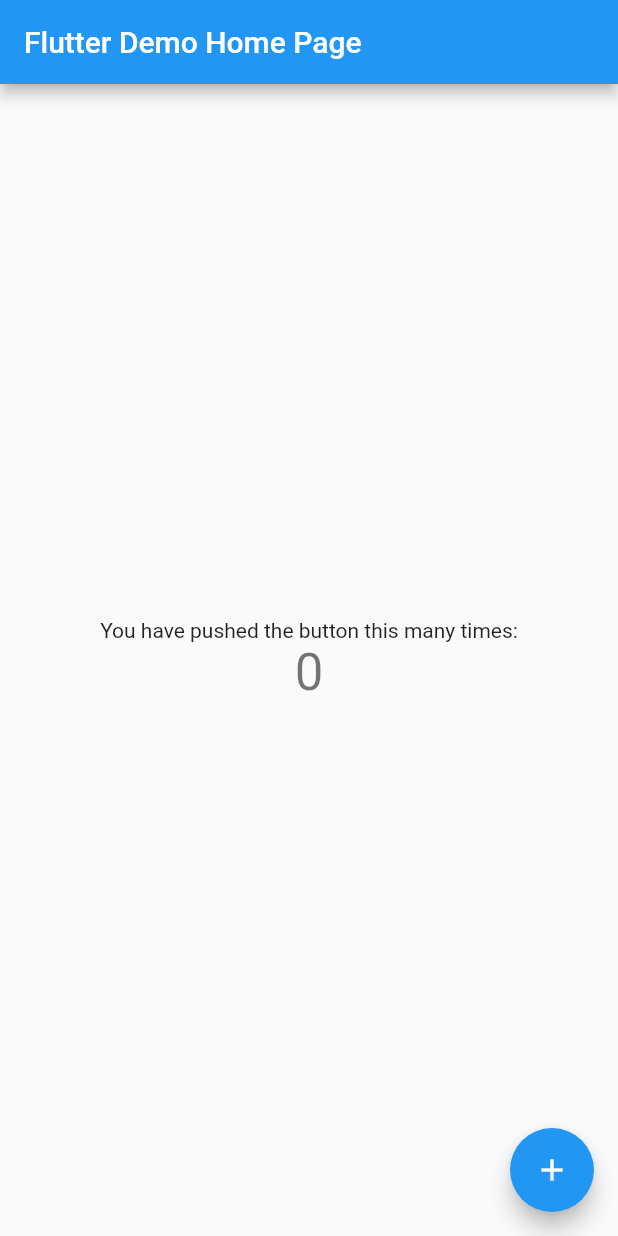
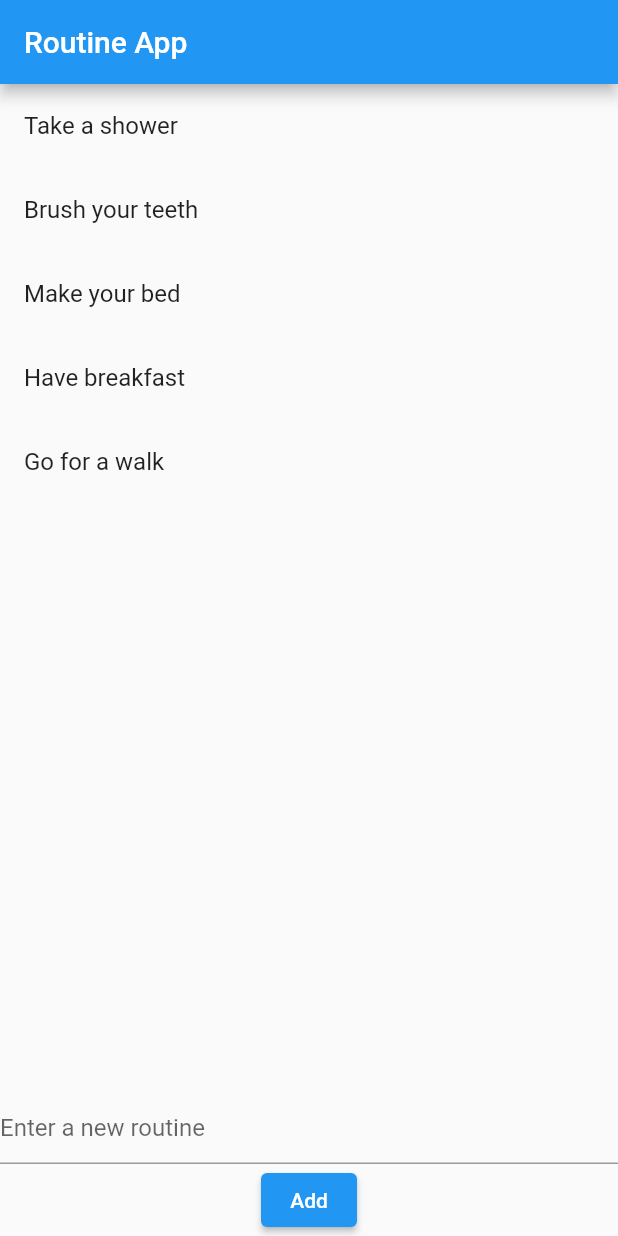
Before and after one commit to dm0114/test, a Flutter app: the screen it shows after launch, on a phone screen of 412 x 824 dp. Run offline on Flutter 3.47's test engine with Material 2 defaults, Android fonts, the light colour scheme and no system bars; our stand-ins replace shared_preferences.

Commit message:
feat: add default routine

```diff
--- a/lib/main.dart
+++ b/lib/main.dart
@@ -1,115 +1,108 @@
+import 'dart:convert';
 import 'package:flutter/material.dart';
+import 'package:shared_preferences/shared_preferences.dart';
 
-void main() {
-  runApp(const MyApp());
-}
+void main() => runApp(MyApp());
 
 class MyApp extends StatelessWidget {
-  const MyApp({super.key});
-
-  // This widget is the root of your application.
   @override
   Widget build(BuildContext context) {
     return MaterialApp(
-      title: 'Flutter Demo',
+      title: 'Routine App',
       theme: ThemeData(
-        // This is the theme of your application.
-        //
-        // Try running your application with "flutter run". You'll see the
-        // application has a blue toolbar. Then, without quitting the app, try
-        // changing the primarySwatch below to Colors.green and then invoke
-        // "hot reload" (press "r" in the console where you ran "flutter run",
-        // or simply save your changes to "hot reload" in a Flutter IDE).
-        // Notice that the counter didn't reset back to zero; the application
-        // is not restarted.
         primarySwatch: Colors.blue,
       ),
-      home: const MyHomePage(title: 'Flutter Demo Home Page'),
+      home: RoutineListPage(),
     );
   }
 }
 
-class MyHomePage extends StatefulWidget {
-  const MyHomePage({super.key, required this.title});
+class RoutineListPage extends StatefulWidget {
+  @override
+  _RoutineListPageState createState() => _RoutineListPageState();
+}
 
-  // This widget is the home page of your application. It is stateful, meaning
-  // that it has a State object (defined below) that contains fields that affect
-  // how it looks.
-
-  // This class is the configuration for the state. It holds the values (in this
-  // case the title) provided by the parent (in this case the App widget) and
-  // used by the build method of the State. Fields in a Widget subclass are
-  // always marked "final".
-
-  final String title;
+class _RoutineListPageState extends State<RoutineListPage> {
+  final _textController = TextEditingController();
+  List<String> _routines = [];
 
   @override
-  State<MyHomePage> createState() => _MyHomePageState();
-}
-
-class _MyHomePageState extends State<MyHomePage> {
-  int _counter = 0;
-
-  void _incrementCounter() {
-    setState(() {
-      // This call to setState tells the Flutter framework that something has
-      // changed in this State, which causes it to rerun the build method below
-      // so that the display can reflect the updated values. If we changed
-      // _counter without calling setState(), then the build method would not be
-      // called again, and so nothing would appear to happen.
-      _counter++;
-    });
+  void initState() {
+    super.initState();
+    _loadRoutines();
   }
 
   @override
   Widget build(BuildContext context) {
-    // This method is rerun every time setState is called, for instance as done
-    // by the _incrementCounter method above.
-    //
-    // The Flutter framework has been optimized to make rerunning build methods
-    // fast, so that you can just rebuild anything that needs updating rather
-    // than having to individually change instances of widgets.
     return Scaffold(
       appBar: AppBar(
-        // Here we take the value from the MyHomePage object that was created by
-        // the App.build method, and use it to set our appbar title.
-        title: Text(widget.title),
+        title: Text('Routine App'),
       ),
-      body: Center(
-        // Center is a layout widget. It takes a single child and positions it
-        // in the middle of the parent.
-        child: Column(
-          // Column is also a layout widget. It takes a list of children and
-          // arranges them vertically. By default, it sizes itself to fit its
-          // children horizontally, and tries to be as tall as its parent.
-          //
-          // Invoke "debug painting" (press "p" in the console, choose the
-          // "Toggle Debug Paint" action from the Flutter Inspector in Android
-          // Studio, or the "Toggle Debug Paint" command in Visual Studio Code)
-          // to see the wireframe for each widget.
-          //
-          // Column has various properties to control how it sizes itself and
-          // how it positions its children. Here we use mainAxisAlignment to
-          // center the children vertically; the main axis here is the vertical
-          // axis because Columns are vertical (the cross axis would be
-          // horizontal).
-          mainAxisAlignment: MainAxisAlignment.center,
-          children: <Widget>[
-            const Text(
-              'You have pushed the button this many times:',
+      body: Column(
+        children: <Widget>[
+          Expanded(
+            child: ListView.builder(
+              itemCount: _routines.length,
+              itemBuilder: (context, index) {
+                return Dismissible(
+                  key: Key(_routines[index]),
+                  background: Container(
+                    color: Colors.red,
+                  ),
+                  onDismissed: (direction) {
+                    setState(() {
+                      _routines.removeAt(index);
+                      _saveRoutines();
+                    });
+                  },
+                  child: ListTile(
+                    title: Text(_routines[index]),
+                  ),
+                );
+              },
             ),
-            Text(
-              '$_counter',
-              style: Theme.of(context).textTheme.headlineMedium,
+          ),
+          TextField(
+            controller: _textController,
+            decoration: InputDecoration(
+              hintText: 'Enter a new routine',
             ),
-          ],
-        ),
+          ),
+          ElevatedButton(
+            child: Text('Add'),
+            onPressed: () {
+              setState(() {
+                _routines.add(_textController.text);
+                _textController.clear();
+                _saveRoutines();
+              });
+            },
+          ),
+        ],
       ),
-      floatingActionButton: FloatingActionButton(
-        onPressed: _incrementCounter,
-        tooltip: 'Increment',
-        child: const Icon(Icons.add),
-      ), // This trailing comma makes auto-formatting nicer for build methods.
     );
   }
+
+  Future<void> _loadRoutines() async {
+    final prefs = await SharedPreferences.getInstance();
+    List<String> routines = prefs.getStringList('routines') ?? [];
+    setState(() {
+      if (routines == null || routines.isEmpty) {
+        routines = [
+          'Take a shower',
+          'Brush your teeth',
+          'Make your bed',
+          'Have breakfast',
+          'Go for a walk',
+        ];
+      }
+      _routines = routines;
+      _saveRoutines();
+    });
+  }
+
+  Future<void> _saveRoutines() async {
+    final prefs = await SharedPreferences.getInstance();
+    await prefs.setStringList('routines', _routines);
+  }
 }
--- a/pubspec.yaml
+++ b/pubspec.yaml
@@ -35,6 +35,7 @@
   # The following adds the Cupertino Icons font to your application.
   # Use with the CupertinoIcons class for iOS style icons.
   cupertino_icons: ^1.0.2
+  shared_preferences: ^2.0.17
 
 dev_dependencies:
   flutter_test:
```
Also changed, not shown: pubspec.lock, 13 other files.
